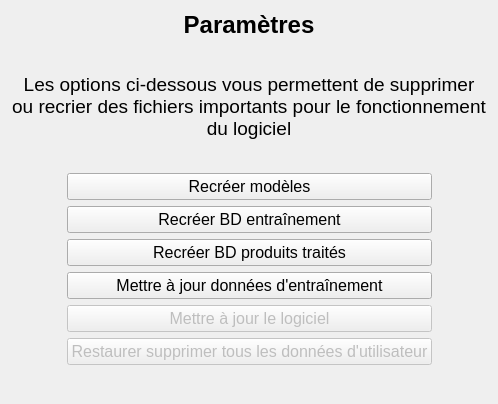
The window that gui/Parametres.ui (WallaceVBB/EpiData) describes before a commit, drawn with Qt 5.
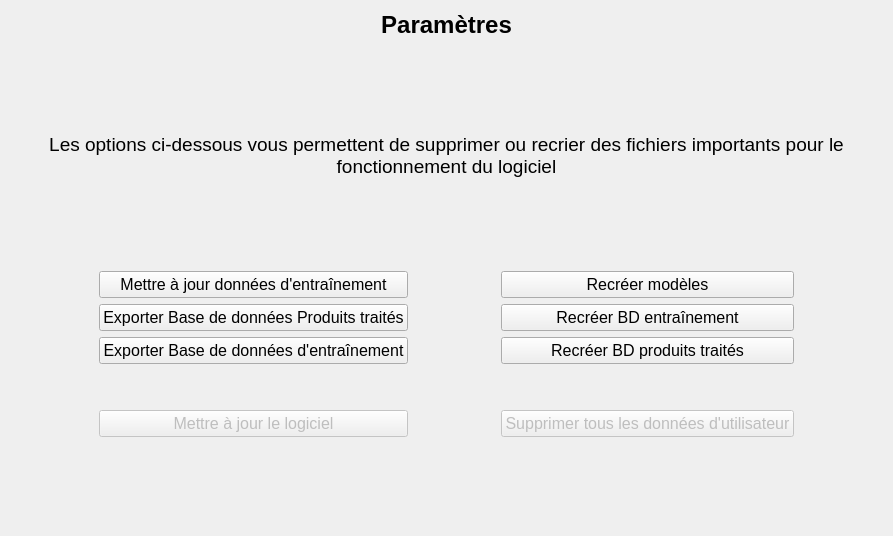
The same window after the commit.

Commit message: Add export of bd_pt and bd_entrainement

What changed in the file:
```diff
--- a/gui/Parametres.ui
+++ b/gui/Parametres.ui
@@ -6,8 +6,8 @@
    <rect>
     <x>0</x>
     <y>0</y>
-    <width>498</width>
-    <height>404</height>
+    <width>893</width>
+    <height>536</height>
    </rect>
   </property>
   <property name="font">
@@ -72,23 +72,35 @@
     </spacer>
    </item>
    <item>
-    <layout class="QHBoxLayout" name="horizontalLayout">
-     <item>
-      <spacer name="horizontalSpacer">
-       <property name="orientation">
-        <enum>Qt::Orientation::Horizontal</enum>
-       </property>
-       <property name="sizeHint" stdset="0">
-        <size>
-         <width>40</width>
-         <height>20</height>
-        </size>
-       </property>
-      </spacer>
-     </item>
-     <item>
+    <layout class="QGridLayout" name="gridLayout">
+     <item row="0" column="1">
       <layout class="QVBoxLayout" name="verticalLayout">
        <item>
+        <widget class="QPushButton" name="b_MAJ_BD_Entrainement">
+         <property name="text">
+          <string>Mettre à jour données d'entraînement</string>
+         </property>
+        </widget>
+       </item>
+       <item>
+        <widget class="QPushButton" name="b_Telecharger_BD_PT">
+         <property name="text">
+          <string>Exporter Base de données Produits traités</string>
+         </property>
+        </widget>
+       </item>
+       <item>
+        <widget class="QPushButton" name="b_Telecharger_BD_Entrainement">
+         <property name="text">
+          <string>Exporter Base de données d'entraînement</string>
+         </property>
+        </widget>
+       </item>
+      </layout>
+     </item>
+     <item row="0" column="3">
+      <layout class="QVBoxLayout" name="verticalLayout_5">
+       <item>
         <widget class="QPushButton" name="b_Recreer_Modeles">
          <property name="text">
           <string>Recréer modèles</string>
@@ -109,12 +121,75 @@
          </property>
         </widget>
        </item>
+      </layout>
+     </item>
+     <item row="0" column="4">
+      <spacer name="horizontalSpacer_2">
+       <property name="orientation">
+        <enum>Qt::Orientation::Horizontal</enum>
+       </property>
+       <property name="sizeHint" stdset="0">
+        <size>
+         <width>40</width>
+         <height>20</height>
+        </size>
+       </property>
+      </spacer>
+     </item>
+     <item row="2" column="3">
+      <layout class="QVBoxLayout" name="verticalLayout_3">
        <item>
-        <widget class="QPushButton" name="b_MAJ_BD_Entrainement">
+        <spacer name="verticalSpacer_6">
+         <property name="orientation">
+          <enum>Qt::Orientation::Vertical</enum>
+         </property>
+         <property name="sizeHint" stdset="0">
+          <size>
+           <width>20</width>
+           <height>40</height>
+          </size>
+         </property>
+        </spacer>
+       </item>
+       <item>
+        <widget class="QPushButton" name="b_Supprimer_Donnees_Utilisateur">
+         <property name="enabled">
+          <bool>false</bool>
+         </property>
          <property name="text">
-          <string>Mettre à jour données d'entraînement</string>
+          <string>Supprimer tous les données d'utilisateur</string>
          </property>
         </widget>
+       </item>
+      </layout>
+     </item>
+     <item row="0" column="0">
+      <spacer name="horizontalSpacer">
+       <property name="orientation">
+        <enum>Qt::Orientation::Horizontal</enum>
+       </property>
+       <property name="sizeHint" stdset="0">
+        <size>
+         <width>40</width>
+         <height>20</height>
+        </size>
+       </property>
+      </spacer>
+     </item>
+     <item row="2" column="1">
+      <layout class="QVBoxLayout" name="verticalLayout_4">
+       <item>
+        <spacer name="verticalSpacer_5">
+         <property name="orientation">
+          <enum>Qt::Orientation::Vertical</enum>
+         </property>
+         <property name="sizeHint" stdset="0">
+          <size>
+           <width>20</width>
+           <height>40</height>
+          </size>
+         </property>
+        </spacer>
        </item>
        <item>
         <widget class="QPushButton" name="b_MAJ_Logiciel">
@@ -126,20 +201,10 @@
          </property>
         </widget>
        </item>
-       <item>
-        <widget class="QPushButton" name="b_Supprimer_Donnees_Utilisateur">
-         <property name="enabled">
-          <bool>false</bool>
-         </property>
-         <property name="text">
-          <string>Restaurer supprimer tous les données d'utilisateur</string>
-         </property>
-        </widget>
-       </item>
       </layout>
      </item>
-     <item>
-      <spacer name="horizontalSpacer_2">
+     <item row="0" column="2">
+      <spacer name="horizontalSpacer_3">
        <property name="orientation">
         <enum>Qt::Orientation::Horizontal</enum>
        </property>
```
The commit also changes 2 other files.
